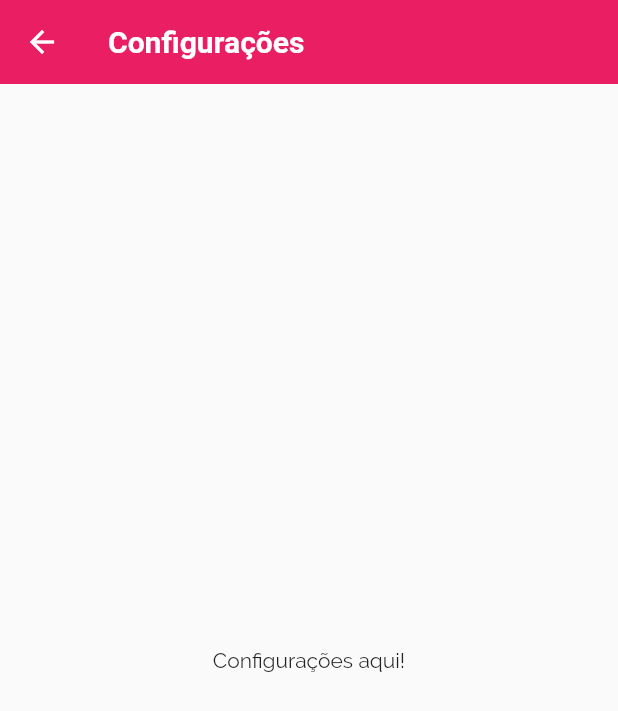
After one commit to jhonatancassante/refeicoes_flutter, a Flutter app: the TelaConfiguracoes screen opened by its route, on a phone screen of 412 x 824 dp. The commit adds this screen. Shown: the top 711 px of the screen. Run offline on Flutter 3.47's test engine with Material 2 defaults, Android fonts, the phone set to English and light mode, and no system bars.

Commit message:
Adicionando tela de configurações

```diff
--- a/lib/main.dart
+++ b/lib/main.dart
@@ -2,6 +2,7 @@ import 'package:flutter/material.dart';
 import 'screens/tela_categorias_refeicoes.dart';
 import 'screens/tela_detalhe_refeicao.dart';
 import 'screens/tela_abas.dart';
+import 'screens/tela_configuracoes.dart';
 import 'utils/app_routes.dart';
 
 void main() => runApp(const MyApp());
@@ -48,6 +49,7 @@ class MyApp extends StatelessWidget {
         AppRoutes.categoriasRefeicoes: (context) =>
             const TelaCategoriasRefeicoes(),
         AppRoutes.refeicaoDetalhes: (context) => const TelaDetalheRefeicao(),
+        AppRoutes.configuracoes: (context) => const TelaConfiguracoes(),
       },
     );
   }
--- /dev/null
+++ b/lib/screens/tela_configuracoes.dart
@@ -0,0 +1,17 @@
+import 'package:flutter/material.dart';
+
+class TelaConfiguracoes extends StatelessWidget {
+  const TelaConfiguracoes({super.key});
+
+  @override
+  Widget build(BuildContext context) {
+    return Scaffold(
+      appBar: AppBar(
+        title: const Text('Configurações'),
+      ),
+      body: const Center(
+        child: Text('Configurações aqui!'),
+      ),
+    );
+  }
+}
--- a/lib/utils/app_routes.dart
+++ b/lib/utils/app_routes.dart
@@ -2,4 +2,5 @@ class AppRoutes {
   static const home = '/';
   static const categoriasRefeicoes = '/categorias-refeicoes';
   static const refeicaoDetalhes = '/refeicao-detalhes';
+  static const configuracoes = '/configuracoes';
 }
```
